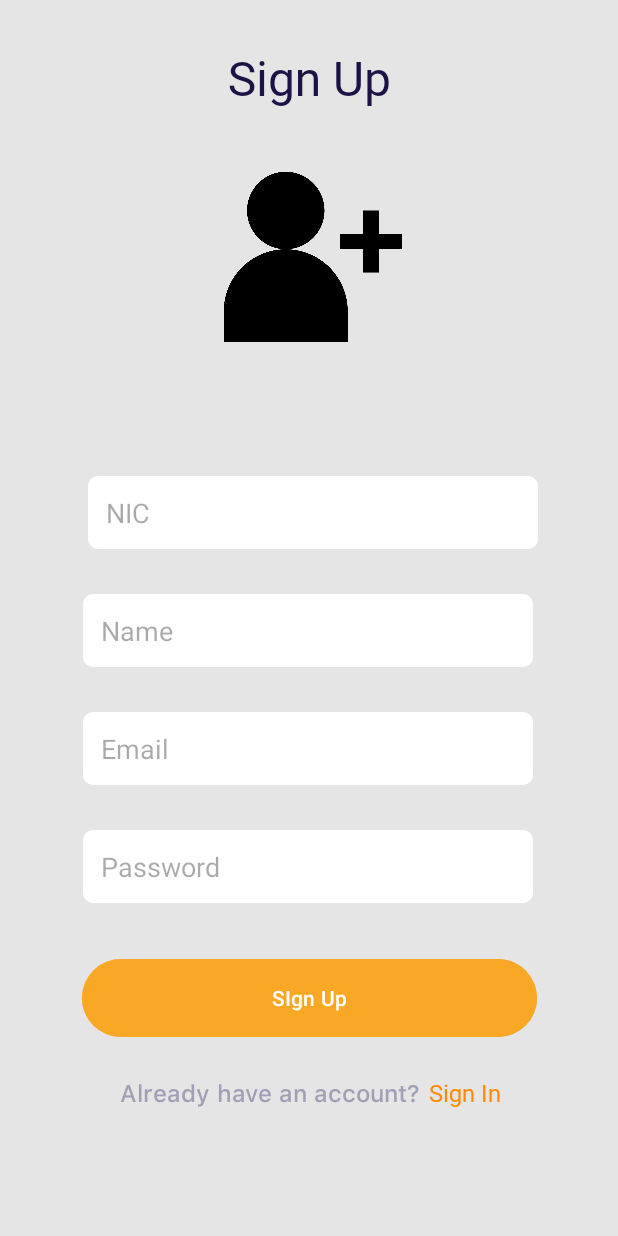
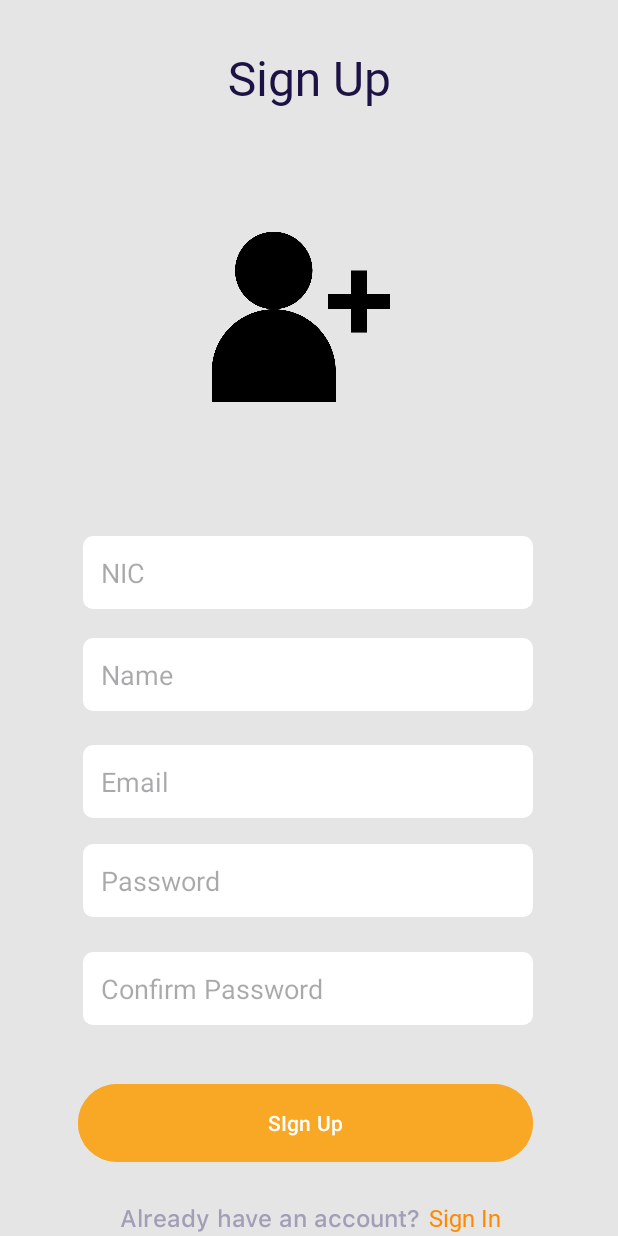
Before and after one commit to Sanjula-Dulshan/Reservation_Mobile_Client, an Android app: the screen it shows after launch (SignUp), after a tap on "Sign Up", on a phone screen of 412 x 824 dp. Run offline under Robolectric (Android 15) with nearby library versions, the phone set to English and light mode, and no system bars.

Commit message:
complete register

```diff
--- a/app/src/main/java/com/example/onlineticketbooking/SignUp.java
+++ b/app/src/main/java/com/example/onlineticketbooking/SignUp.java
@@ -1,32 +1,76 @@
 package com.example.onlineticketbooking;
-
-import androidx.appcompat.app.AppCompatActivity;
 
 import android.content.Intent;
 import android.os.Bundle;
 import android.view.View;
+import android.widget.Button;
+import android.widget.EditText;
 import android.widget.TextView;
+import android.widget.Toast;
+
+import androidx.appcompat.app.AppCompatActivity;
+
+import com.example.onlineticketbooking.manager.ContextManager;
+import com.example.onlineticketbooking.manager.RegisterManager;
 
 public class SignUp extends AppCompatActivity {
+
+    private TextView txtSignIn;
+    private Button btnSignUp;
+    private EditText etNic, etName, etEmail, etPassword, etCPassword;
+    private RegisterManager registerManager;
 
     @Override
     protected void onCreate(Bundle savedInstanceState) {
         super.onCreate(savedInstanceState);
         setContentView(R.layout.activity_signup);
 
-        TextView txtSignIn = (TextView) findViewById(R.id.btn_signIn);
-
+        etNic = findViewById(R.id.etNic);
+        etName = findViewById(R.id.etName);
+        etEmail = findViewById(R.id.etEmail);
+        etPassword = findViewById(R.id.etPassword);
+        etCPassword = findViewById(R.id.etCPassword);
+        txtSignIn = (TextView) findViewById(R.id.btn_signIn);
+        btnSignUp = findViewById(R.id.btn_signUp);
 
         txtSignIn.setOnClickListener(new View.OnClickListener() {
             public void onClick(View view) {
-                Intent login = new Intent(getApplicationContext(),Login.class);
+                Intent login = new Intent(getApplicationContext(), Login.class);
                 startActivity(login);
 
             }
         });
 
+        btnSignUp.setOnClickListener(view -> signUp());
 
-
+        ContextManager.getInstance().setApplicationContext(getApplicationContext());
+        registerManager = RegisterManager.getInstance();
 
     }
+
+    private void signUp() {
+        String nic = etNic.getText().toString();
+        String name = etName.getText().toString();
+        String email = etEmail.getText().toString();
+        String password = etPassword.getText().toString();
+        String cPassword = etCPassword.getText().toString();
+        String validateMsg = registerManager.validateInputs(nic, name, email, password, cPassword);
+
+        if (validateMsg != null) {
+            Toast.makeText(this, validateMsg, Toast.LENGTH_LONG).show();
+        } else {
+            registerManager.register(nic, name, email, password, () -> handleRegisterSuccess(), error -> handleRegisterFailed(error));
+        }
+
+    }
+
+    private void handleRegisterSuccess() {
+        Toast.makeText(this, "Register Success", Toast.LENGTH_LONG).show();
+        Intent login = new Intent(getApplicationContext(), Login.class);
+        startActivity(login);
+    }
+
+    private void handleRegisterFailed(String error) {
+        Toast.makeText(this, error, Toast.LENGTH_LONG).show();
+    }
 }
--- a/app/src/main/java/com/example/onlineticketbooking/manager/NetworkManager.java
+++ b/app/src/main/java/com/example/onlineticketbooking/manager/NetworkManager.java
@@ -4,6 +4,9 @@ import android.content.Context;
 import android.net.ConnectivityManager;
 import android.net.NetworkInfo;
 import android.widget.Toast;
+
+import com.google.gson.Gson;
+import com.google.gson.GsonBuilder;
 
 import retrofit2.Retrofit;
 import retrofit2.converter.gson.GsonConverterFactory;
@@ -23,10 +26,15 @@ public class NetworkManager {
 
     private NetworkManager() {
         //TODO: Setup Retrofit
+        Gson gson = new GsonBuilder()
+                .setLenient()
+                .create();
+
         retrofit = new Retrofit.Builder()
                 .baseUrl(baseUrl)
-                .addConverterFactory(GsonConverterFactory.create())
+                .addConverterFactory(GsonConverterFactory.create(gson))
                 .build();
+
     }
 
     public <T> T createService(Class<T> serviceClass) {
--- a/app/src/main/java/com/example/onlineticketbooking/models/login/LoginRequestBody.java
+++ b/app/src/main/java/com/example/onlineticketbooking/models/login/LoginRequestBody.java
@@ -1,8 +1,8 @@
 package com.example.onlineticketbooking.models.login;
 
 public class LoginRequestBody {
-    public String nic;
-    public String password;
+    private final String nic;
+    private final String password;
 
     public LoginRequestBody(String nic, String password) {
         this.nic = nic;
--- /dev/null
+++ b/app/src/main/java/com/example/onlineticketbooking/models/register/RegisterService.java
@@ -0,0 +1,10 @@
+package com.example.onlineticketbooking.models.register;
+
+import retrofit2.Call;
+import retrofit2.http.Body;
+import retrofit2.http.POST;
+
+public interface RegisterService {
+    @POST("user")
+    Call<RegisterResponse> register(@Body RegisterRequestBody registerRequestBody);
+}
--- a/app/src/main/res/layout/activity_signup.xml
+++ b/app/src/main/res/layout/activity_signup.xml
@@ -20,79 +20,101 @@
         app:layout_constraintStart_toStartOf="parent"
         app:layout_constraintTop_toTopOf="parent" />
 
+
     <EditText
-        android:id="@+id/user_nic"
+        android:id="@+id/etNic"
         android:layout_width="300dp"
         android:layout_height="wrap_content"
-        android:layout_marginTop="244dp"
         android:background="@drawable/edit_text_design"
         android:ems="10"
         android:hint="NIC"
         android:inputType="textPersonName"
         android:padding="12dp"
+        app:layout_constraintBottom_toBottomOf="parent"
         app:layout_constraintEnd_toEndOf="parent"
-        app:layout_constraintHorizontal_bias="0.522"
+        app:layout_constraintHorizontal_bias="0.495"
         app:layout_constraintStart_toStartOf="parent"
-        app:layout_constraintTop_toBottomOf="@+id/textView" />
+        app:layout_constraintTop_toTopOf="parent"
+        app:layout_constraintVertical_bias="0.461" />
+
+
 
     <EditText
-        android:id="@+id/user_name"
+        android:id="@+id/etName"
         android:layout_width="300dp"
         android:layout_height="wrap_content"
-        android:layout_marginTop="30dp"
         android:background="@drawable/edit_text_design"
         android:ems="10"
         android:hint="Name"
         android:inputType="textPersonName"
         android:padding="12dp"
+        app:layout_constraintBottom_toBottomOf="parent"
         app:layout_constraintEnd_toEndOf="parent"
         app:layout_constraintHorizontal_bias="0.495"
         app:layout_constraintStart_toStartOf="parent"
-        app:layout_constraintTop_toBottomOf="@+id/user_nic" />
+        app:layout_constraintTop_toTopOf="parent"
+        app:layout_constraintVertical_bias="0.549" />
 
     <EditText
-        android:id="@+id/user_email"
+        android:id="@+id/etEmail"
         android:layout_width="300dp"
         android:layout_height="wrap_content"
-        android:layout_marginTop="30dp"
         android:background="@drawable/edit_text_design"
         android:ems="10"
         android:hint="Email"
         android:inputType="textPersonName"
         android:padding="12dp"
+        app:layout_constraintBottom_toBottomOf="parent"
         app:layout_constraintEnd_toEndOf="parent"
         app:layout_constraintHorizontal_bias="0.495"
         app:layout_constraintStart_toStartOf="parent"
-        app:layout_constraintTop_toBottomOf="@+id/user_name" />
+        app:layout_constraintTop_toTopOf="parent"
+        app:layout_constraintVertical_bias="0.641" />
 
     <EditText
-        android:id="@+id/user_password"
+        android:id="@+id/etPassword"
         android:layout_width="300dp"
         android:layout_height="wrap_content"
-        android:layout_marginTop="30dp"
         android:background="@drawable/edit_text_design"
         android:ems="10"
         android:hint="Password"
         android:inputType="textPassword"
         android:padding="12dp"
+        app:layout_constraintBottom_toBottomOf="parent"
         app:layout_constraintEnd_toEndOf="parent"
         app:layout_constraintHorizontal_bias="0.495"
         app:layout_constraintStart_toStartOf="parent"
-        app:layout_constraintTop_toBottomOf="@+id/user_email" />
+        app:layout_constraintTop_toTopOf="parent"
+        app:layout_constraintVertical_bias="0.726" />
 
+    <EditText
+        android:id="@+id/etCPassword"
+        android:layout_width="300dp"
+        android:layout_height="wrap_content"
+        android:background="@drawable/edit_text_design"
+        android:ems="10"
+        android:hint="Confirm Password"
+        android:inputType="textPersonName"
+        android:padding="12dp"
+        app:layout_constraintBottom_toBottomOf="parent"
+        app:layout_constraintEnd_toEndOf="parent"
+        app:layout_constraintHorizontal_bias="0.495"
+        app:layout_constraintStart_toStartOf="parent"
+        app:layout_constraintTop_toTopOf="parent"
+        app:layout_constraintVertical_bias="0.819" />
 
     <Button
-        android:id="@+id/btn_next1"
+        android:id="@+id/btn_signUp"
         android:layout_width="303dp"
         android:layout_height="60dp"
         android:backgroundTint="@color/btnColor"
         android:text="SIgn Up"
         app:layout_constraintBottom_toBottomOf="parent"
         app:layout_constraintEnd_toEndOf="parent"
-        app:layout_constraintHorizontal_bias="0.504"
+        app:layout_constraintHorizontal_bias="0.481"
         app:layout_constraintStart_toStartOf="parent"
-        app:layout_constraintTop_toBottomOf="@+id/user_password"
-        app:layout_constraintVertical_bias="0.204" />
+        app:layout_constraintTop_toTopOf="@+id/imageView4"
+        app:layout_constraintVertical_bias="0.926" />
 
     <TextView
         android:id="@+id/textView2"
@@ -108,7 +130,7 @@
         app:layout_constraintEnd_toEndOf="parent"
         app:layout_constraintHorizontal_bias="0.0"
         app:layout_constraintStart_toStartOf="parent"
-        app:layout_constraintTop_toBottomOf="@+id/btn_next1"
+        app:layout_constraintTop_toBottomOf="@+id/btn_signUp"
         app:layout_constraintVertical_bias="0.0" />
 
     <TextView
@@ -125,7 +147,7 @@
         app:layout_constraintEnd_toEndOf="parent"
         app:layout_constraintHorizontal_bias="0.0"
         app:layout_constraintStart_toEndOf="@+id/textView2"
-        app:layout_constraintTop_toBottomOf="@+id/btn_next1"
+        app:layout_constraintTop_toBottomOf="@+id/btn_signUp"
         app:layout_constraintVertical_bias="0.0" />
 
     <ImageView
@@ -133,11 +155,12 @@
         android:layout_width="141dp"
         android:layout_height="124dp"
         android:src="@drawable/signup"
-        app:layout_constraintBottom_toTopOf="@+id/user_nic"
+        app:layout_constraintBottom_toBottomOf="@+id/textView2"
         app:layout_constraintEnd_toEndOf="parent"
+        app:layout_constraintHorizontal_bias="0.47"
         app:layout_constraintStart_toStartOf="parent"
         app:layout_constraintTop_toTopOf="parent"
-        app:layout_constraintVertical_bias="0.567" />
+        app:layout_constraintVertical_bias="0.214" />
 
 
 </androidx.constraintlayout.widget.ConstraintLayout>
```
Also changed, not shown: app/src/main/java/com/example/onlineticketbooking/SelectTrip.java (+40 -6 lines), app/src/main/java/com/example/onlineticketbooking/manager/RegisterManager.java (added, +90 -0 lines), app/src/main/java/com/example/onlineticketbooking/models/register/RegisterRequestBody.java (added, +19 -0 lines), app/src/main/java/com/example/onlineticketbooking/models/register/RegisterResponse.java (added, +15 -0 lines), app/src/main/res/layout/activity_select_trip.xml (+19 -16 lines), app/src/main/res/values/strings.xml (+10 -2 lines).
